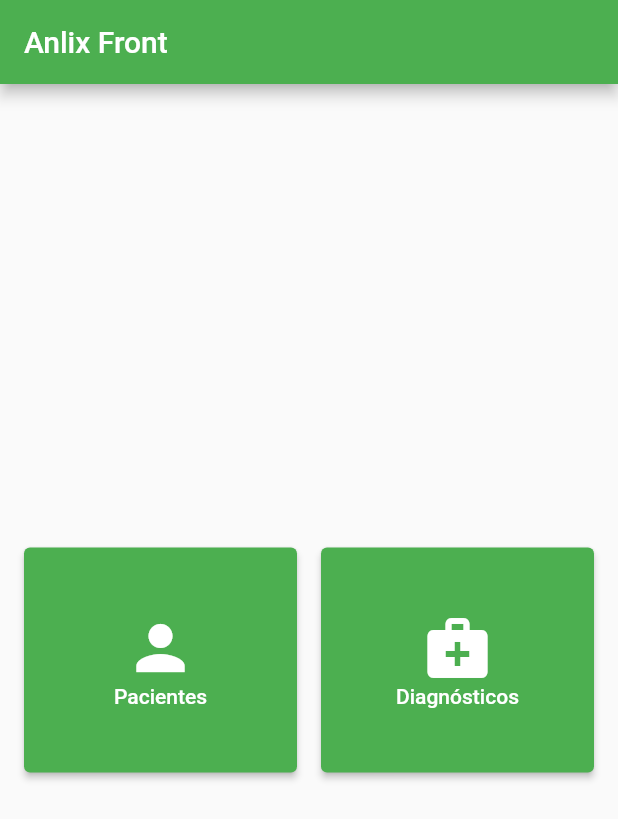
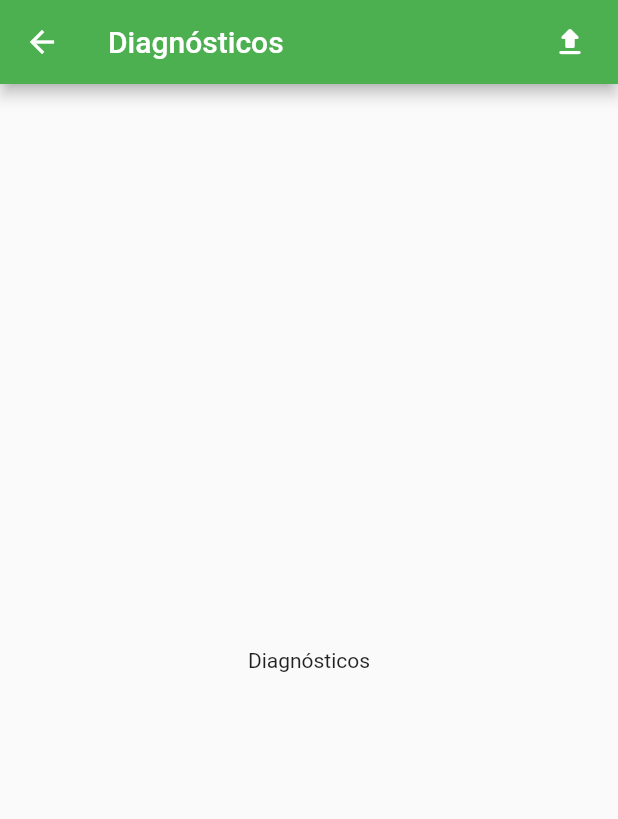
Before and after one commit to aurinosalvador/anlix_front, a Flutter app: the screen it shows after launch, after a tap on "Diagnósticos", on a phone screen of 412 x 824 dp. Shown: the top 819 px of the screen. Run offline on Flutter 3.47's test engine with Material 2 defaults, Android fonts, the phone set to English and light mode, and no system bars; network calls fail.

Commit message:
Create DiagnosticosView.

```diff
--- a/lib/main.dart
+++ b/lib/main.dart
@@ -1,3 +1,4 @@
+import 'package:anlix_front/views/diagnosticos_view.dart';
 import 'package:anlix_front/views/home_view.dart';
 import 'package:anlix_front/views/paciente_view.dart';
 import 'package:flutter/material.dart';
@@ -13,7 +14,7 @@ class MyApp extends StatelessWidget {
       <String, Widget Function(BuildContext)>{
     '/home': (_) => const HomeView(),
     '/paciente': (_) => const PacienteView(),
-    // '/diagnostico': (_) => const LastDiagnosticoView(),
+    '/diagnostico': (_) => const DiagnosticosView(),
   };
 
   @override
--- /dev/null
+++ b/lib/views/diagnosticos_view.dart
@@ -0,0 +1,26 @@
+import 'package:flutter/material.dart';
+
+class DiagnosticosView extends StatelessWidget {
+  const DiagnosticosView({Key? key}) : super(key: key);
+
+  @override
+  Widget build(BuildContext context) {
+    return Scaffold(
+      appBar: AppBar(
+        title: const Text('Diagnósticos'),
+        actions: [
+          TextButton(
+            onPressed: () {},
+            child: const Icon(
+              Icons.upload_rounded,
+              color: Colors.white,
+            ),
+          ),
+        ],
+      ),
+      body: const Center(
+        child: Text('Diagnósticos'),
+      ),
+    );
+  }
+}
--- a/lib/views/paciente_view.dart
+++ b/lib/views/paciente_view.dart
@@ -104,7 +104,7 @@ class PacienteView extends StatelessWidget {
           appBar: AppBar(
             title: const Text('Pacientes'),
           ),
-          body: const CircularProgressIndicator(),
+          body: const Center(child: CircularProgressIndicator()),
         );
       },
     );
```
